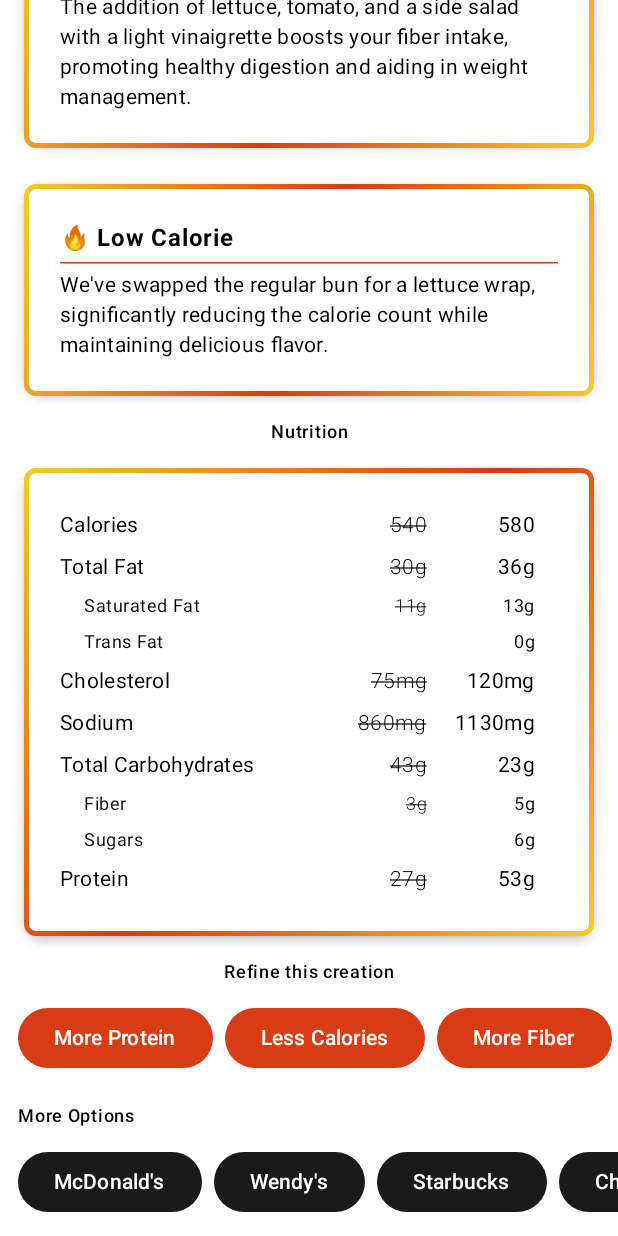
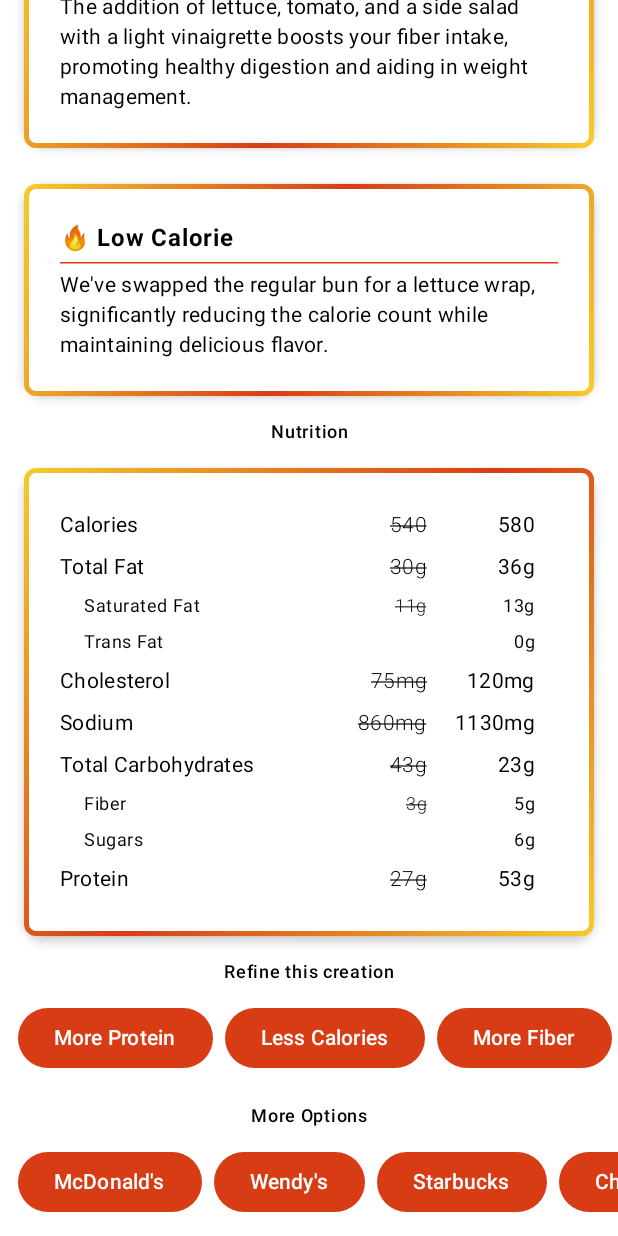
Before and after one commit to cckroets/ImFeelingHungy, an Android app built with Jetpack Compose: the GeneratedOrderScreen screen opened through its navigation route, scrolled down 722 dp, on a phone screen of 412 x 824 dp. Run offline under Robolectric (Android 15) with nearby library versions, the phone set to English and light mode, and no system bars; 1 statement that could not run was skipped.

Commit message:
Updated to match Refine options

```diff
--- a/app/src/main/java/ckroetsch/imfeelinghungry/MenuItemScreen.kt
+++ b/app/src/main/java/ckroetsch/imfeelinghungry/MenuItemScreen.kt
@@ -178,10 +178,8 @@ fun MenuItemScreen(
 
             item {
                 Spacer(modifier = Modifier.height(8.dp))
-
                 MenuLabel(
                     text = "Refine this creation",
-
                     modifier = paddedModifier
                 )
                 LazyRow(
@@ -205,9 +203,8 @@ fun MenuItemScreen(
 
             item {
                 Spacer(modifier = Modifier.height(8.dp))
-                Text(
+                MenuLabel(
                     text = "More Options",
-                    style = MaterialTheme.typography.labelMedium,
                     modifier = paddedModifier
                 )
                 LazyRow(
@@ -218,6 +215,7 @@ fun MenuItemScreen(
                 ) {
                     items(AllRestaurants) { restaurant ->
                         Button(
+                            colors = ButtonDefaults.buttonColors(containerColor = DarkOrange),
                             onClick = { onRegenerate(restaurant.name) },
                             modifier = Modifier
                                 .padding(end = 8.dp)
```
